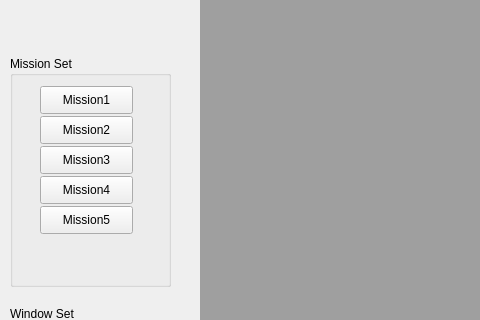
Qt form selfDriving.ui (yibre/AutoDriving0526) before a commit; both pictures show x 0 to 480 and y 151 to 471 of the 1178 by 777 pixel window.
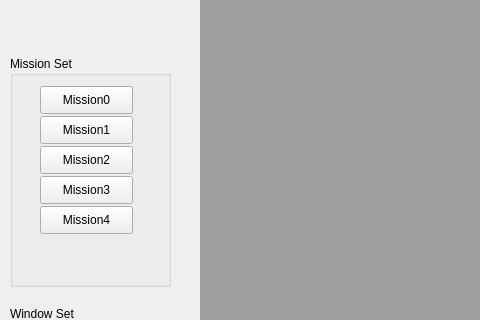
The same form after that commit.

Commit message: add btn event

```diff
--- a/selfDriving.ui
+++ b/selfDriving.ui
@@ -128,23 +128,23 @@
       </rect>
      </property>
      <property name="text">
-      <string>Mission5</string>
-     </property>
-    </widget>
-    <widget class="QPushButton" name="pushButton_4">
-     <property name="geometry">
-      <rect>
-       <x>30</x>
-       <y>120</y>
-       <width>93</width>
-       <height>28</height>
-      </rect>
-     </property>
-     <property name="text">
       <string>Mission4</string>
      </property>
     </widget>
-    <widget class="QPushButton" name="pushButton">
+    <widget class="QPushButton" name="Btn_mission3">
+     <property name="geometry">
+      <rect>
+       <x>30</x>
+       <y>120</y>
+       <width>93</width>
+       <height>28</height>
+      </rect>
+     </property>
+     <property name="text">
+      <string>Mission3</string>
+     </property>
+    </widget>
+    <widget class="QPushButton" name="Btn_mission0">
      <property name="geometry">
       <rect>
        <x>30</x>
@@ -154,7 +154,10 @@
       </rect>
      </property>
      <property name="text">
-      <string>Mission1</string>
+      <string>Mission0</string>
+     </property>
+     <property name="autoDefault">
+      <bool>true</bool>
      </property>
     </widget>
     <widget class="QPushButton" name="pushButton_2">
@@ -167,7 +170,7 @@
       </rect>
      </property>
      <property name="text">
-      <string>Mission2</string>
+      <string>Mission1</string>
      </property>
     </widget>
     <widget class="QPushButton" name="pushButton_3">
@@ -180,7 +183,7 @@
       </rect>
      </property>
      <property name="text">
-      <string>Mission3</string>
+      <string>Mission2</string>
      </property>
     </widget>
    </widget>
```
Left out of the diff: 12 changed lines with no effect on the pictures.
